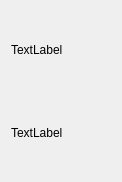
This is ElectionGame/Student/pelikortti.ui in elguitar/los-horos as Qt 5 draws it before an edit. The edited form follows.
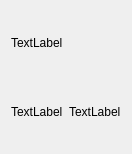
This is the edited form.

Commit message: =pelikortti on meinaa pähee

What changed in the file:
```diff
--- a/ElectionGame/Student/pelikortti.ui
+++ b/ElectionGame/Student/pelikortti.ui
@@ -6,8 +6,8 @@
    <rect>
     <x>0</x>
     <y>0</y>
-    <width>122</width>
-    <height>182</height>
+    <width>132</width>
+    <height>154</height>
    </rect>
   </property>
   <property name="sizePolicy">
@@ -24,7 +24,7 @@
   </property>
   <property name="maximumSize">
    <size>
-    <width>122</width>
+    <width>162</width>
     <height>182</height>
    </size>
   </property>
@@ -39,18 +39,35 @@
   </property>
   <layout class="QVBoxLayout" name="verticalLayout_2">
    <item>
-    <widget class="QLabel" name="agentinnimi">
+    <widget class="QLabel" name="kortinnimi">
+     <property name="minimumSize">
+      <size>
+       <width>0</width>
+       <height>0</height>
+      </size>
+     </property>
      <property name="text">
       <string>TextLabel</string>
      </property>
     </widget>
    </item>
    <item>
-    <widget class="QLabel" name="label_2">
+    <layout class="QHBoxLayout" name="horizontalLayout">
+     <item>
+      <widget class="QLabel" name="pelaaja">
      <property name="text">
       <string>TextLabel</string>
      </property>
     </widget>
+     </item>
+     <item>
+      <widget class="QLabel" name="pelimerkit">
+       <property name="text">
+        <string>TextLabel</string>
+       </property>
+      </widget>
+     </item>
+    </layout>
    </item>
   </layout>
  </widget>
```
Lines whose indentation alone changed are shown as unchanged. The commit also changes 3 other files.
